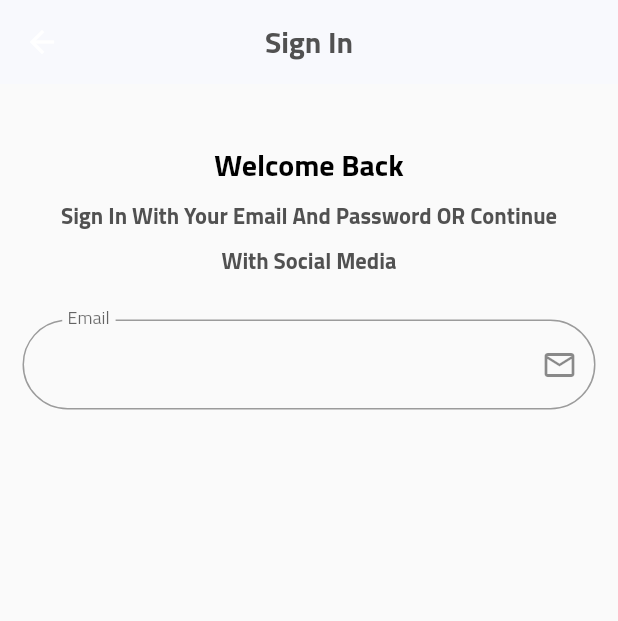
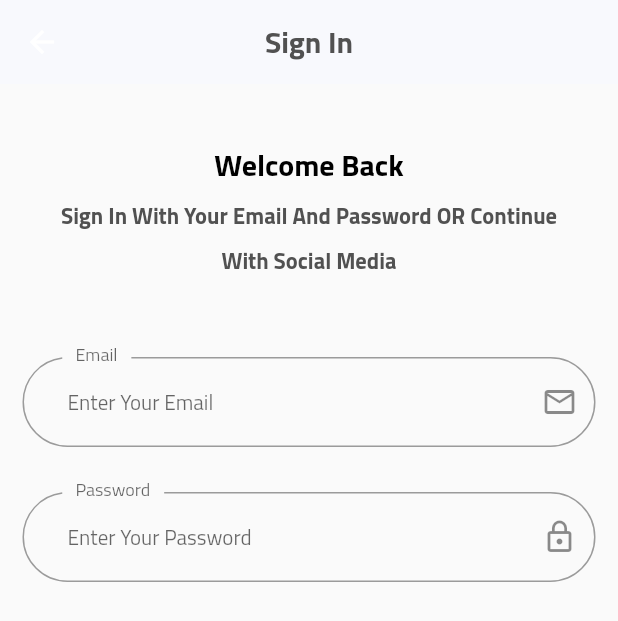
Before and after one commit to thekasho/storeapp, a Flutter app: the Login screen opened by its route, on a phone screen of 412 x 824 dp. Shown: the top 621 px of the screen. Run offline on Flutter 3.47's test engine with Material 2 defaults, Android fonts, the phone set to English and light mode, and no system bars; our stand-ins replace get, shared_preferences; accounts and stored records are empty; project files that could hold a hidden picture were left out.

Commit message:
creating login form part 2

```diff
--- a/lib/core/localization/translation.dart
+++ b/lib/core/localization/translation.dart
@@ -7,10 +7,18 @@ class MyTranslation extends Translations {
     "ar": {
       "1": "اختر اللغة",
       "2": "مرحباً بعودتك..",
+      "3": "البريد الالكتروني",
+      "4": "كلمة المرور",
+      "5": "ادخل البريد الالكتروني",
+      "6": "ادخل كلمة المرور",
     },
     "en": {
       "1": "Choose Language",
-      "2": "Welcome Back"
+      "2": "Welcome Back",
+      "3": "Email",
+      "4": "Password",
+      "5": "Enter Your Email",
+      "6": "Enter Your Password",
     },
   };
 
--- a/lib/veiw/screen/auth/login.dart
+++ b/lib/veiw/screen/auth/login.dart
@@ -1,6 +1,10 @@
 import 'package:flutter/material.dart';
 import 'package:get/get.dart';
+
 import 'package:storefull/core/constant/colors.dart';
+import '../../widget/auth/customtextbodyauth.dart';
+import '../../widget/auth/customtextformauth.dart';
+import '../../widget/auth/customtexttitleauth.dart';
 
 class Login extends StatelessWidget {
   const Login({Key? key}) : super(key: key);
@@ -23,33 +27,18 @@ class Login extends StatelessWidget {
           padding: const EdgeInsets.all(15.0),
           children: [
             const SizedBox(height: 20.0),
-            Text(
-              "2".tr,
-              textAlign: TextAlign.center,
-              style: Theme.of(context).textTheme.displayLarge,
+            CustomTextTitleAuth(text: "2".tr),
+            const CustomTextBodyAuth(text: "Sign In With Your Email And Password OR Continue With Social Media",),
+            const SizedBox(height: 50),
+            CustomTextFormAuth(
+              hinttext: "5".tr,
+              labeltext: "3".tr,
+              iconData: Icons.email_outlined,
             ),
-            Container(
-              margin: const EdgeInsets.symmetric(horizontal: 25),
-              child: Text(
-                "Sign In With Your Email And Password OR Continue With Social Media",
-                textAlign: TextAlign.center,
-                style: Theme.of(context)
-                    .textTheme
-                    .bodyLarge!
-                    .copyWith(color: AppColor.grey),
-              ),
-            ),
-            const SizedBox(height: 25),
-            TextFormField(
-              decoration: InputDecoration(
-                floatingLabelBehavior: FloatingLabelBehavior.always,
-                contentPadding:
-                    const EdgeInsets.symmetric(vertical: 15, horizontal: 30),
-                label: const Text("Email"),
-                suffixIcon: const Icon(Icons.email_outlined),
-                border:
-                    OutlineInputBorder(borderRadius: BorderRadius.circular(30)),
-              ),
+            CustomTextFormAuth(
+              hinttext: "6".tr,
+              labeltext: "4".tr,
+              iconData: Icons.lock_outline,
             ),
           ],
         ),
--- /dev/null
+++ b/lib/veiw/widget/auth/customtextbodyauth.dart
@@ -0,0 +1,27 @@
+import 'package:flutter/material.dart';
+
+import '../../../core/constant/colors.dart';
+
+class CustomTextBodyAuth extends StatelessWidget {
+
+  final String text;
+
+  const CustomTextBodyAuth({
+    super.key, required this.text,
+  });
+
+  @override
+  Widget build(BuildContext context) {
+    return Container(
+      margin: const EdgeInsets.symmetric(horizontal: 25),
+      child: Text(
+        text,
+        textAlign: TextAlign.center,
+        style: Theme.of(context)
+            .textTheme
+            .bodyLarge!
+            .copyWith(color: AppColor.grey),
+      ),
+    );
+  }
+}
--- /dev/null
+++ b/lib/veiw/widget/auth/customtextformauth.dart
@@ -0,0 +1,40 @@
+import 'package:flutter/material.dart';
+
+class CustomTextFormAuth extends StatelessWidget {
+  final String hinttext;
+  final String labeltext;
+  final IconData iconData;
+  final TextEditingController? mycontroller;
+
+  const CustomTextFormAuth({
+    super.key,
+    required this.hinttext,
+    required this.labeltext,
+    required this.iconData,
+    this.mycontroller,
+  });
+
+  @override
+  Widget build(BuildContext context) {
+    return Container(
+      margin: const EdgeInsets.only(bottom: 30),
+      child: TextFormField(
+        controller: mycontroller,
+        decoration: InputDecoration(
+          hintText: hinttext,
+          hintStyle: const TextStyle(
+            fontSize: 14.0,
+          ),
+          floatingLabelBehavior: FloatingLabelBehavior.always,
+          contentPadding:
+              const EdgeInsets.symmetric(vertical: 15, horizontal: 30),
+          label: Container(
+              margin: const EdgeInsetsDirectional.symmetric(horizontal: 7.0),
+              child: Text(labeltext)),
+          suffixIcon: Icon(iconData),
+          border: OutlineInputBorder(borderRadius: BorderRadius.circular(30)),
+        ),
+      ),
+    );
+  }
+}
--- /dev/null
+++ b/lib/veiw/widget/auth/customtexttitleauth.dart
@@ -0,0 +1,19 @@
+import 'package:flutter/material.dart';
+
+class CustomTextTitleAuth extends StatelessWidget {
+
+  final String text;
+
+  const CustomTextTitleAuth({
+    super.key, required this.text,
+  });
+
+  @override
+  Widget build(BuildContext context) {
+    return Text(
+      text,
+      textAlign: TextAlign.center,
+      style: Theme.of(context).textTheme.displayLarge,
+    );
+  }
+}
```
